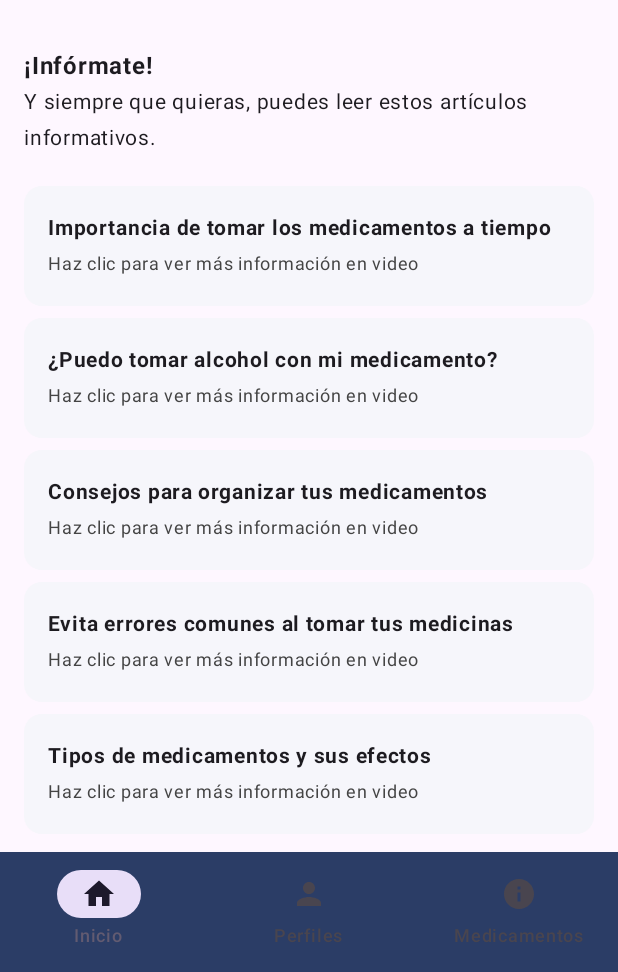
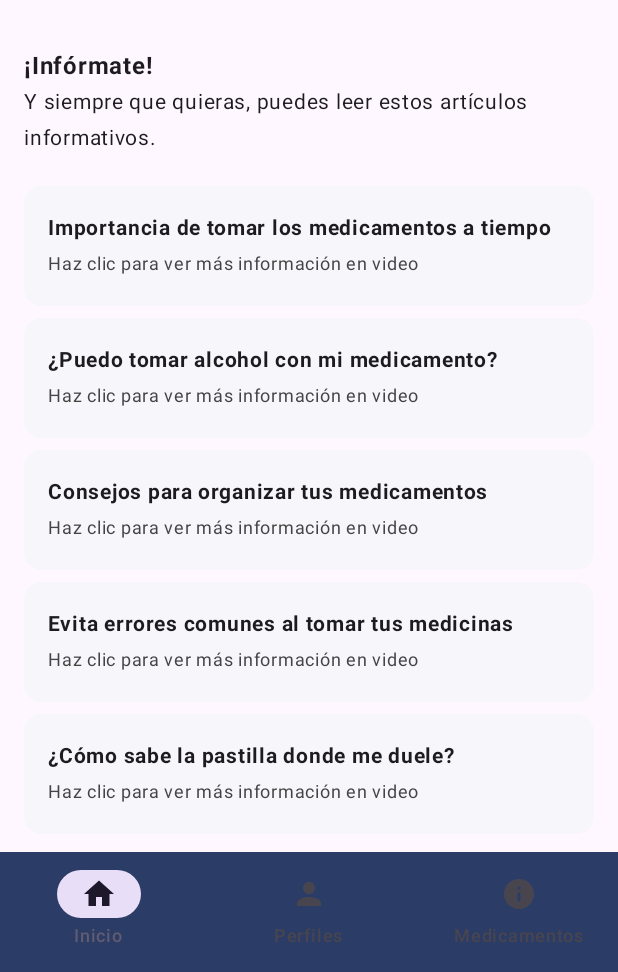
Before and after one commit to luisNnwn/NotiMedi, an Android app built with Jetpack Compose: the PrincipalActivity screen opened directly, with no data from a screen before it, on a phone screen of 412 x 824 dp, the part 264-1236 px from its top. Run offline under Robolectric (Android 15) with nearby library versions, the phone set to English and light mode, and no system bars; our stand-ins replace Room's generated code, accompanist; libraries missing offline, so code that uses them is left out: com.google.ai.client.

Commit message:
Actualización de contenido de articulos informativos
Viva Chayanne

```diff
--- a/app/src/main/java/com/example/notimedi/PrincipalActivity.kt
+++ b/app/src/main/java/com/example/notimedi/PrincipalActivity.kt
@@ -143,11 +143,11 @@ fun PrincipalScreen(navController: NavHostController) {
         Spacer(modifier = Modifier.height(16.dp))
 
         val articles = listOf(
-            "Importancia de tomar los medicamentos a tiempo" to "https://www.youtube.com/watch?v=1",
-            "¿Puedo tomar alcohol con mi medicamento?" to "https://www.youtube.com/watch?v=2",
-            "Consejos para organizar tus medicamentos" to "https://www.youtube.com/watch?v=3",
-            "Evita errores comunes al tomar tus medicinas" to "https://www.youtube.com/watch?v=4",
-            "Tipos de medicamentos y sus efectos" to "https://www.youtube.com/watch?v=5"
+            "Importancia de tomar los medicamentos a tiempo" to "https://youtu.be/sHC10PebpMo?si=YufJjWjiFw7Vnom0",
+            "¿Puedo tomar alcohol con mi medicamento?" to "https://youtu.be/VQlWV1o7buQ?si=YtJo2-wnfoqeOh3a",
+            "Consejos para organizar tus medicamentos" to "https://youtu.be/4RNQge_Zr-g?si=CdP_UnJxyVo_ZbU2",
+            "Evita errores comunes al tomar tus medicinas" to "https://youtu.be/LCe1vORmqJQ?si=HCEYE9I_OjgnPd6-",
+            "¿Cómo sabe la pastilla donde me duele?" to "https://youtu.be/qmO41t84REc?si=6mCkPvFIb9pHKw7z"
         )
 
         articles.forEach { (title, url) ->
```
